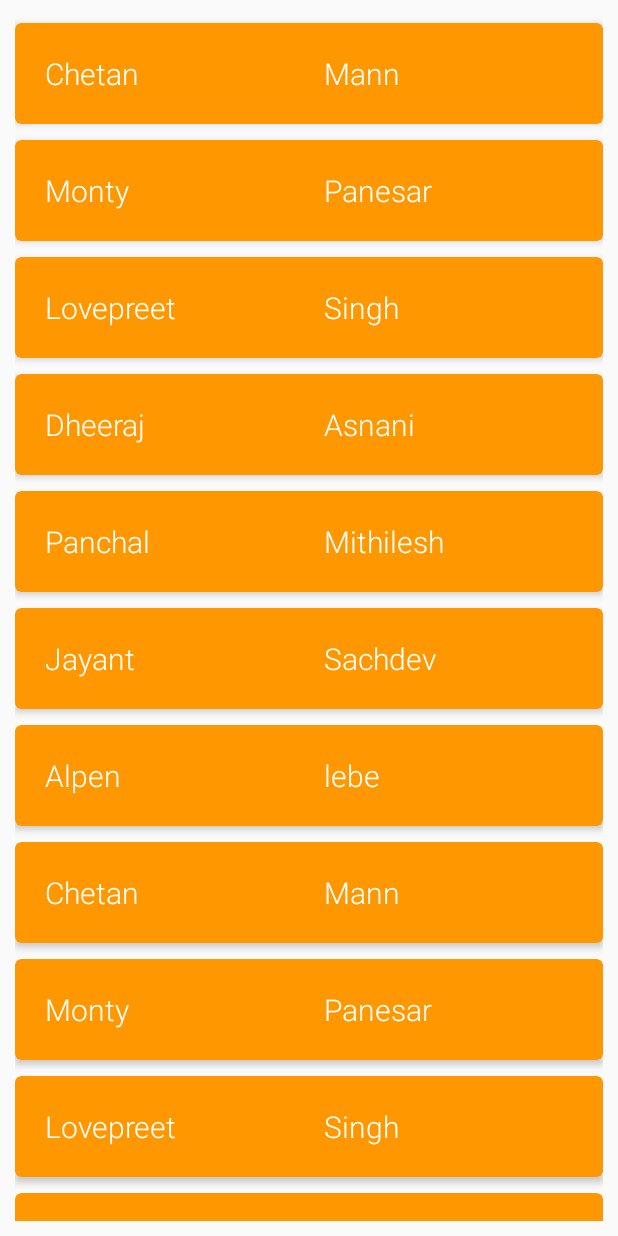
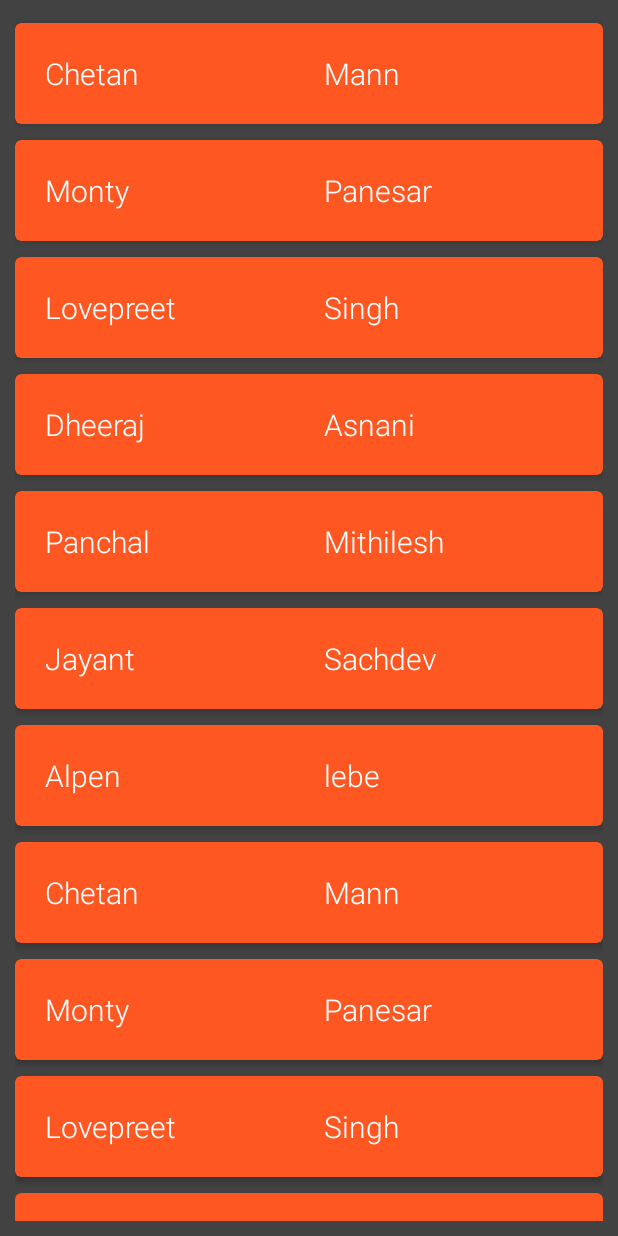
Before and after one commit to slowRabbit/RecyclerView, an Android app: the screen it shows after launch (MainActivity), on a phone screen of 412 x 824 dp. Run offline under Robolectric (Android 15) with nearby library versions, the phone set to English and light mode, and no system bars; libraries missing offline, so code that uses them is left out: android.support.v7.

Commit message:
working on up_down animations in recycler view, worked on different themes

```diff
--- a/app/build.gradle
+++ b/app/build.gradle
@@ -13,10 +13,11 @@ android {
         testInstrumentationRunner "android.support.test.runner.AndroidJUnitRunner"
     }
     buildTypes {
+
         release {
-            minifyEnabled false
             proguardFiles getDefaultProguardFile('proguard-android.txt'), 'proguard-rules.pro'
         }
+
     }
 }
 
@@ -36,5 +37,6 @@ dependencies {
     compile 'com.android.support:palette-v7:25.1.1'
     compile 'com.jakewharton:butterknife:8.5.1'
     annotationProcessor 'com.jakewharton:butterknife-compiler:8.5.1'
+    compile 'com.mcxiaoke.volley:library:1.0.19'
     testCompile 'junit:junit:4.12'
 }
--- a/app/src/main/AndroidManifest.xml
+++ b/app/src/main/AndroidManifest.xml
@@ -1,6 +1,8 @@
 <?xml version="1.0" encoding="utf-8"?>
 <manifest xmlns:android="http://schemas.android.com/apk/res/android"
     package="com.cyris.recyclerview">
+
+    <uses-permission android:name="android.permission.INTERNET"/>
 
     <application
         android:allowBackup="true"
@@ -9,7 +11,6 @@
         android:roundIcon="@drawable/list_icon"
         android:supportsRtl="true"
         android:theme="@style/AppTheme">
-
         <activity android:name=".MainActivity">
             <intent-filter>
                 <action android:name="android.intent.action.MAIN" />
@@ -19,6 +20,7 @@
         </activity>
 
         <activity android:name=".DetailActivity"
+            android:theme="@style/AppTheme.Details"
             android:label="Detail Activity"
             android:parentActivityName="com.cyris.recyclerview.MainActivity" >
             <!-- Parent activity meta-data to support 4.0 and lower -->
--- a/app/src/main/java/com/cyris/recyclerview/MainActivity.java
+++ b/app/src/main/java/com/cyris/recyclerview/MainActivity.java
@@ -73,7 +73,7 @@ public class MainActivity extends AppCompatActivity implements StudentAdapter.on
     public void onItemClick(int position) {
 
         Student student=data.get(position);
-        Toast.makeText(this, "Item clicked is :"+student.firstName+"-"+student.lastName, Toast.LENGTH_SHORT).show();
+        //Toast.makeText(this, "Item clicked is :"+student.firstName+"-"+student.lastName, Toast.LENGTH_SHORT).show();
 
         Intent i=new Intent();
         i.setClass(this, DetailActivity.class);
--- a/app/src/main/java/com/cyris/recyclerview/StudentAdapter.java
+++ b/app/src/main/java/com/cyris/recyclerview/StudentAdapter.java
@@ -5,6 +5,8 @@ import android.support.v7.widget.RecyclerView;
 import android.view.LayoutInflater;
 import android.view.View;
 import android.view.ViewGroup;
+import android.view.animation.Animation;
+import android.view.animation.AnimationUtils;
 import android.widget.TextView;
 
 import java.util.List;
@@ -18,6 +20,8 @@ public class StudentAdapter extends RecyclerView.Adapter<StudentAdapter.StudentV
     List<Student> data;
 
     final private onItemClickListener mOnClickListener;
+    Context context;
+    private int lastPosition = -1;
 
     public StudentAdapter(List<Student> data, onItemClickListener mOnClickListener) {
 
@@ -33,7 +37,7 @@ public class StudentAdapter extends RecyclerView.Adapter<StudentAdapter.StudentV
     @Override
     public StudentViewHolder onCreateViewHolder(ViewGroup parent, int viewType) {
 
-        Context context = parent.getContext();
+        context = parent.getContext();
         LayoutInflater inflater = LayoutInflater.from(context);
         boolean shouldAttachToParentImmediately = false;
 
@@ -49,8 +53,27 @@ public class StudentAdapter extends RecyclerView.Adapter<StudentAdapter.StudentV
 
         Student student = data.get(position);
         holder.bind(student);
+        setAnimation(holder.itemView, position);
 
     }
+
+    private void setAnimation(View viewToAnimate, int position)
+    {
+        // If the bound view wasn't previously displayed on screen, it's animated
+        if (position > lastPosition)
+        {
+            Animation animation = AnimationUtils.loadAnimation(context, R.anim.move_up);
+            viewToAnimate.startAnimation(animation);
+            lastPosition = position;
+        }
+        else if(position<lastPosition)
+        {
+            Animation animation = AnimationUtils.loadAnimation(context, R.anim.move_down);
+            viewToAnimate.startAnimation(animation);
+            lastPosition = position;
+        }
+    }
+
 
     @Override
     public int getItemCount() {
--- /dev/null
+++ b/app/src/main/res/anim/move_down.xml
@@ -0,0 +1,26 @@
+<?xml version="1.0" encoding="utf-8"?>
+<!--
+/* //device/apps/common/res/anim/slide_in_left.xml
+**
+** Copyright 2007, The Android Open Source Project
+**
+** Licensed under the Apache License, Version 2.0 (the "License");
+** you may not use this file except in compliance with the License.
+** You may obtain a copy of the License at
+**
+**     http://www.apache.org/licenses/LICENSE-2.0
+**
+** Unless required by applicable law or agreed to in writing, software
+** distributed under the License is distributed on an "AS IS" BASIS,
+** WITHOUT WARRANTIES OR CONDITIONS OF ANY KIND, either express or implied.
+** See the License for the specific language governing permissions and
+** limitations under the License.
+*/
+-->
+
+<set xmlns:android="http://schemas.android.com/apk/res/android">
+    <translate android:fromYDelta="-20%p" android:toYDelta="0"
+        android:duration="@android:integer/config_shortAnimTime"/>
+    <alpha android:fromAlpha="0.0" android:toAlpha="1.0"
+        android:duration="@android:integer/config_shortAnimTime" />
+</set>
--- /dev/null
+++ b/app/src/main/res/anim/move_up.xml
@@ -0,0 +1,26 @@
+<?xml version="1.0" encoding="utf-8"?>
+<!--
+/* //device/apps/common/res/anim/slide_in_left.xml
+**
+** Copyright 2007, The Android Open Source Project
+**
+** Licensed under the Apache License, Version 2.0 (the "License");
+** you may not use this file except in compliance with the License.
+** You may obtain a copy of the License at
+**
+**     http://www.apache.org/licenses/LICENSE-2.0
+**
+** Unless required by applicable law or agreed to in writing, software
+** distributed under the License is distributed on an "AS IS" BASIS,
+** WITHOUT WARRANTIES OR CONDITIONS OF ANY KIND, either express or implied.
+** See the License for the specific language governing permissions and
+** limitations under the License.
+*/
+-->
+
+<set xmlns:android="http://schemas.android.com/apk/res/android">
+    <translate android:fromYDelta="+20%p" android:toYDelta="0"
+        android:duration="@android:integer/config_shortAnimTime"/>
+    <alpha android:fromAlpha="0.0" android:toAlpha="1.0"
+        android:duration="@android:integer/config_shortAnimTime" />
+</set>
--- a/app/src/main/res/layout/activity_detail.xml
+++ b/app/src/main/res/layout/activity_detail.xml
@@ -11,7 +11,7 @@
         android:id="@+id/appbar"
         android:layout_width="match_parent"
         android:layout_height="310dp"
-        android:theme="@style/ThemeOverlay.AppCompat.Dark.ActionBar"
+        android:theme="@style/ThemeOverlay.AppCompat.Light"
         android:fitsSystemWindows="true">
 
         <android.support.design.widget.CollapsingToolbarLayout
@@ -24,13 +24,14 @@
             app:expandedTitleMarginStart="48dp"
             app:expandedTitleMarginEnd="64dp">
 
-            <ImageView
+            <com.android.volley.toolbox.NetworkImageView
                 android:id="@+id/backdrop"
                 android:layout_width="match_parent"
                 android:layout_height="match_parent"
                 android:scaleType="centerCrop"
                 android:fitsSystemWindows="true"
                 app:layout_collapseMode="parallax"
+                android:src="@drawable/movie_icon"
                 />
 
             <android.support.v7.widget.Toolbar
--- /dev/null
+++ b/app/src/main/res/values-v21/styles.xml
@@ -0,0 +1,61 @@
+<?xml version="1.0" encoding="utf-8"?>
+<!--
+  ~ Copyright (C) 2015 The Android Open Source Project
+  ~
+  ~ Licensed under the Apache License, Version 2.0 (the "License");
+  ~ you may not use this file except in compliance with the License.
+  ~ You may obtain a copy of the License at
+  ~
+  ~      http://www.apache.org/licenses/LICENSE-2.0
+  ~
+  ~ Unless required by applicable law or agreed to in writing, software
+  ~ distributed under the License is distributed on an "AS IS" BASIS,
+  ~ WITHOUT WARRANTIES OR CONDITIONS OF ANY KIND, either express or implied.
+  ~ See the License for the specific language governing permissions and
+  ~ limitations under the License.
+-->
+
+<resources>
+
+    <style name="Theme.DesignDemo" parent="Base.Theme.DesignDemo">
+        <item name="android:windowDrawsSystemBarBackgrounds">true</item>
+        <item name="android:statusBarColor">@android:color/transparent</item>
+    </style>
+
+    <style name="AppTheme" parent="Theme.AppCompat.Light.NoActionBar">
+        <item name="colorPrimary">@color/colorPrimary</item>
+        <item name="colorPrimaryDark">@color/colorPrimaryDark</item>
+        <item name="colorAccent">@color/colorAccent</item>
+        <item name="windowActionBar">false</item>
+        <item name="windowNoTitle">true</item>
+        <item name="android:windowTranslucentStatus">true</item>
+        <item name="android:windowBackground">@color/colorPrimary</item>
+    </style>
+
+    <style name="SplashTheme" parent="AppTheme">
+        <item name="android:statusBarColor">@color/colorPrimaryDark</item>
+    </style>
+
+    <style name="AppTheme.Home" parent="AppTheme">
+        <item name="android:statusBarColor">@color/colorPrimaryDark</item>
+        <item name="android:windowContentTransitions">true</item>
+    </style>
+
+    <style name="AppTheme.Details" parent="AppTheme">
+        <item name="android:statusBarColor">@android:color/transparent</item>
+        <item name="android:windowContentTransitions">true</item>
+    </style>
+
+    <style name="AppTheme.Other" parent="AppTheme">
+        <item name="android:statusBarColor">@color/colorPrimaryDark</item>
+    </style>
+
+    <style name="Widget.CardContent" parent="android:Widget">
+        <item name="android:paddingLeft">16dp</item>
+        <item name="android:paddingRight">16dp</item>
+        <item name="android:paddingTop">24dp</item>
+        <item name="android:paddingBottom">24dp</item>
+        <item name="android:orientation">vertical</item>
+    </style>
+
+</resources>
--- a/app/src/main/res/values/colors.xml
+++ b/app/src/main/res/values/colors.xml
@@ -1,6 +1,6 @@
 <?xml version="1.0" encoding="utf-8"?>
 <resources>
-    <color name="colorPrimary">#2196F3</color>
-    <color name="colorPrimaryDark">#1976D2</color>
-    <color name="colorAccent">#FF9800</color>
+    <color name="colorPrimary">#424242</color>
+    <color name="colorPrimaryDark">#282828</color>
+    <color name="colorAccent">#FF5722</color>
 </resources>
--- a/app/src/main/res/values/styles.xml
+++ b/app/src/main/res/values/styles.xml
@@ -1,7 +1,37 @@
 <resources>
 
     <!-- Base application theme. -->
+
+
+
+    <style name="Theme.DesignDemo" parent="Base.Theme.DesignDemo">
+    </style>
+
+    <style name="Base.Theme.DesignDemo" parent="Theme.AppCompat.DayNight.NoActionBar">
+        <item name="colorPrimary">@color/colorPrimary</item>
+        <item name="colorPrimaryDark">@color/colorPrimaryDark</item>
+        <item name="colorAccent">@color/colorAccent</item>
+    </style>
+
+
     <style name="AppTheme" parent="Theme.AppCompat.Light.NoActionBar">
+        <item name="colorPrimary">@color/colorPrimary</item>
+        <item name="colorPrimaryDark">@color/colorPrimaryDark</item>
+        <item name="colorAccent">@color/colorAccent</item>
+        <item name="windowActionBar">false</item>
+        <item name="windowNoTitle">true</item>
+        <item name="android:windowBackground">@color/colorPrimary</item>
+    </style>
+
+    <style name="SplashTheme" parent="AppTheme"></style>
+
+    <style name="AppTheme.Home" parent="AppTheme"></style>
+
+    <style name="AppTheme.Details" parent="AppTheme"></style>
+
+    <style name="AppTheme.Other" parent="AppTheme"></style>
+
+    <style name="AppThemeNoActionBar" parent="Theme.AppCompat.Light.NoActionBar">
         <!-- Customize your theme here. -->
         <item name="colorPrimary">@color/colorPrimary</item>
         <item name="colorPrimaryDark">@color/colorPrimaryDark</item>
--- a/gradle.properties
+++ b/gradle.properties
@@ -11,6 +11,9 @@
 # The setting is particularly useful for tweaking memory settings.
 org.gradle.jvmargs=-Xmx1536m
 
+API_KEY='1234567'
+AppKey="XXXX-XXXX"
+
 # When configured, Gradle will run in incubating parallel mode.
 # This option should only be used with decoupled projects. More details, visit
 # http://www.gradle.org/docs/current/userguide/multi_project_builds.html#sec:decoupled_projects
```
Also changed, not shown: app/src/main/java/com/cyris/recyclerview/CustomVolleyRequest.java (added, +69 -0 lines), app/src/main/java/com/cyris/recyclerview/DetailActivity.java (+60 -7 lines), app/src/main/res/drawable/error_image.png (added), app/src/main/res/drawable/movie_icon.png (added).
